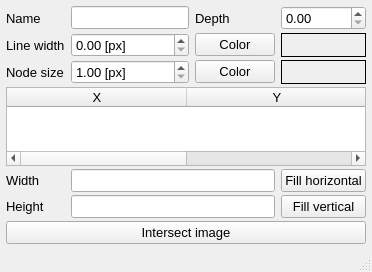
Before: the Qt Designer form UIs/nObject.ui in NeutrinoToolkit/Neutrino, drawn with Qt 5.
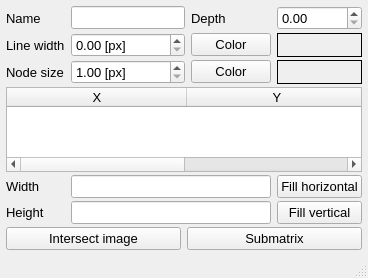
After: the same form once the commit is applied.

```diff
--- a/UIs/nObject.ui
+++ b/UIs/nObject.ui
@@ -6,8 +6,8 @@
    <rect>
     <x>0</x>
     <y>0</y>
-    <width>372</width>
-    <height>272</height>
+    <width>368</width>
+    <height>278</height>
    </rect>
   </property>
   <property name="font">
@@ -27,13 +27,25 @@
      <pointsize>10</pointsize>
     </font>
    </property>
-   <layout class="QGridLayout" name="gridLayout" rowstretch="0,0,0,0,0,0,0" columnstretch="0,0,0,0">
+   <layout class="QGridLayout" name="gridLayout" rowstretch="0,0,0,0,0,0,0,0" columnstretch="0,0,0,0">
     <property name="verticalSpacing">
      <number>3</number>
     </property>
     <property name="margin">
      <number>6</number>
     </property>
+    <item row="5" column="0">
+     <widget class="QLabel" name="label_6">
+      <property name="font">
+       <font>
+        <pointsize>10</pointsize>
+       </font>
+      </property>
+      <property name="text">
+       <string>Height</string>
+      </property>
+     </widget>
+    </item>
     <item row="0" column="0">
      <widget class="QLabel" name="label_3">
       <property name="font">
@@ -262,18 +274,6 @@
       </property>
      </widget>
     </item>
-    <item row="5" column="0">
-     <widget class="QLabel" name="label_6">
-      <property name="font">
-       <font>
-        <pointsize>10</pointsize>
-       </font>
-      </property>
-      <property name="text">
-       <string>Height</string>
-      </property>
-     </widget>
-    </item>
     <item row="5" column="1" colspan="2">
      <widget class="QLineEdit" name="sizeHeight">
       <property name="font">
@@ -296,6 +296,12 @@
      </widget>
     </item>
     <item row="6" column="0" colspan="4">
+     <widget class="QWidget" name="widget" native="true">
+      <layout class="QHBoxLayout" name="horizontalLayout" stretch="1,1">
+       <property name="margin">
+        <number>0</number>
+       </property>
+       <item>
      <widget class="QPushButton" name="intersection">
       <property name="font">
        <font>
@@ -305,6 +311,21 @@
       <property name="text">
        <string>Intersect image</string>
       </property>
+        </widget>
+       </item>
+       <item>
+        <widget class="QPushButton" name="submatrix">
+         <property name="font">
+          <font>
+           <pointsize>10</pointsize>
+          </font>
+         </property>
+         <property name="text">
+          <string>Submatrix</string>
+         </property>
+        </widget>
+       </item>
+      </layout>
      </widget>
     </item>
    </layout>
```
Lines whose indentation alone changed are shown as unchanged.
